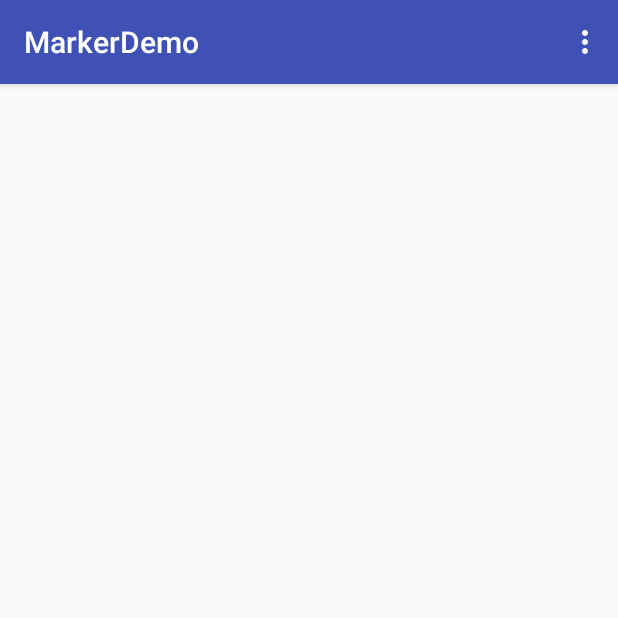
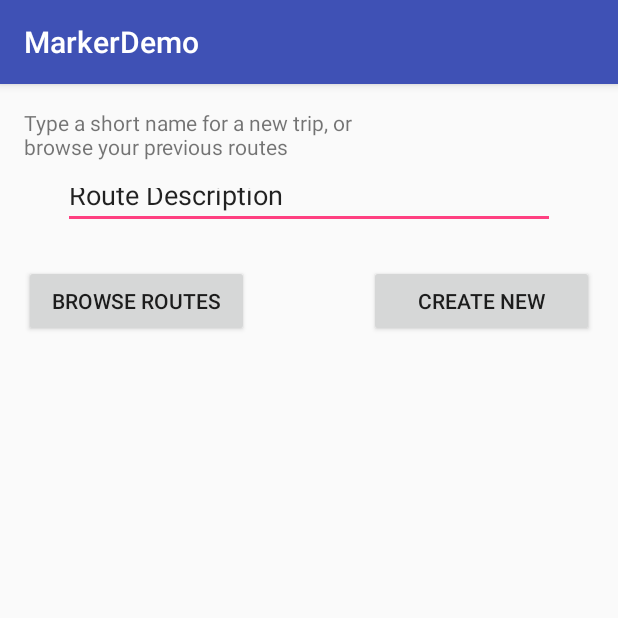
Before and after one commit to Hmihovil/MarkerDemo, an Android app: the screen it shows after launch (FrontActivity), on a phone screen of 412 x 824 dp, the top half of it. Run offline under Robolectric (Android 15) with nearby library versions, the light colour scheme and no system bars.

Commit message:
Front page added ... not knitted though. Need to include support for creating a new route between FrontActivity and MarkerDemoActivity, but it is late now

```diff
--- a/app/src/main/AndroidManifest.xml
+++ b/app/src/main/AndroidManifest.xml
@@ -1,7 +1,6 @@
 <?xml version="1.0" encoding="utf-8"?>
 <manifest xmlns:android="http://schemas.android.com/apk/res/android"
           package="com.example.tbrams.markerdemo">
-
 
     <uses-permission android:name="android.permission.READ_EXTERNAL_STORAGE"/>
     <uses-permission android:name="android.permission.WRITE_EXTERNAL_STORAGE"/>
@@ -33,8 +32,7 @@
             android:name="com.google.android.geo.API_KEY"
             android:value="@string/google_maps_key"/>
 
-        <activity
-            android:name=".NavPagerActivity">
+        <activity android:name=".NavPagerActivity">
         </activity>
         <activity
             android:name=".MarkerPreferenceActivity"
@@ -43,27 +41,19 @@
                 android:name="android.support.PARENT_ACTIVITY"
                 android:value="com.example.tbrams.markerdemo.MarkerDemoActivity"/>
         </activity>
-        <activity
-            android:name=".GlobalNavValActivity">
+        <activity android:name=".GlobalNavValActivity">
         </activity>
-        <activity
-            android:name=".DetailPagerActivity">
+        <activity android:name=".DetailPagerActivity">
         </activity>
-
-        <activity
-            android:name=".ETOActivity">
+        <activity android:name=".ETOActivity">
         </activity>
-        <activity android:name=".TimeActivity"></activity>
+        <activity android:name=".TimeActivity"/>
         <activity android:name=".TalkActivity"/>
         <activity
             android:name=".MarkerDemoActivity"
             android:label="@string/title_activity_marker_demo">
         </activity>
         <activity android:name=".MainActivity">
-            <intent-filter>
-                <action android:name="android.intent.action.MAIN"/>
-                <category android:name="android.intent.category.LAUNCHER"/>
-            </intent-filter>
         </activity>
         <activity
             android:name=".DetailActivity"
@@ -72,6 +62,13 @@
                 android:name="android.support.PARENT_ACTIVITY"
                 android:value=".MainActivity"/>
         </activity>
+        <activity android:name=".FrontActivity">
+            <intent-filter>
+                <action android:name="android.intent.action.MAIN"/>
+
+                <category android:name="android.intent.category.LAUNCHER"/>
+            </intent-filter>
+        </activity>
     </application>
 
 </manifest>
--- /dev/null
+++ b/app/src/main/java/com/example/tbrams/markerdemo/FrontActivity.java
@@ -0,0 +1,56 @@
+package com.example.tbrams.markerdemo;
+
+import android.content.Intent;
+import android.support.v7.app.AppCompatActivity;
+import android.os.Bundle;
+import android.util.Log;
+import android.view.View;
+import android.widget.Button;
+import android.widget.EditText;
+import android.widget.TextView;
+
+public class FrontActivity extends AppCompatActivity {
+
+    @Override
+    protected void onCreate(Bundle savedInstanceState) {
+        super.onCreate(savedInstanceState);
+        setContentView(R.layout.front_page);
+
+        final EditText editName = (EditText) findViewById(R.id.frontTripName);
+        final TextView txtInstr = (TextView) findViewById(R.id.frontTextInstruction);
+        final Button createBtn = (Button) findViewById(R.id.frontCreateBtn);
+        final Button browseBtn = (Button) findViewById(R.id.frontBrowseBtn);
+
+        String name = editName.getText().toString();
+
+        createBtn.setOnClickListener(new View.OnClickListener() {
+            @Override
+            public void onClick(View view) {
+                Log.d("TBR", "Create");
+
+                if (!String.valueOf(editName.getText()).matches("^[A-Za-z\\s]{1,}[\\.]{0,1}[A-Za-z\\s]{0,}$")) {
+                    editName.setError("You need to provide a proper description");
+                    return;
+                }
+
+
+                Intent intent = new Intent(getApplicationContext(), MarkerDemoActivity.class);
+//                intent.putExtra(TRIP_KEY, trip.getTripId());
+//                intent.putExtra(WP_KEY, "");
+//                Log.d("TBR","Passing Trip# "+trip.getTripId()+" and WP #0");
+                startActivity(intent);
+
+            }
+        });
+
+        browseBtn.setOnClickListener(new View.OnClickListener() {
+            @Override
+            public void onClick(View view) {
+                Log.d("TBR", "Browse existing trips...");
+                Intent intent = new Intent(getApplicationContext(), MainActivity.class);
+                startActivity(intent);
+            }
+        });
+
+    }
+}
--- /dev/null
+++ b/app/src/main/res/layout/front_page.xml
@@ -0,0 +1,57 @@
+<?xml version="1.0" encoding="utf-8"?>
+<android.support.constraint.ConstraintLayout
+    xmlns:app="http://schemas.android.com/apk/res-auto"
+    xmlns:tools="http://schemas.android.com/tools"
+    android:layout_width="match_parent"
+    android:layout_height="match_parent"
+    xmlns:android="http://schemas.android.com/apk/res/android">
+
+
+
+    <TextView
+        android:text="@string/type_a_short_name_for_a_new_trip_or_nbrowse_your_previous_routes"
+        android:layout_width="0dp"
+        android:layout_height="wrap_content"
+        android:id="@+id/frontTextInstruction"
+        android:layout_marginStart="16dp"
+        app:layout_constraintLeft_toLeftOf="parent"
+        android:layout_marginTop="16dp"
+        app:layout_constraintTop_toTopOf="parent"/>
+
+    <EditText
+        android:layout_width="328dp"
+        android:layout_height="37dp"
+        android:inputType="textPersonName"
+        android:text="Route Description"
+        android:ems="10"
+        android:id="@+id/frontTripName"
+        android:layout_marginEnd="16dp"
+        app:layout_constraintRight_toRightOf="parent"
+        android:layout_marginStart="16dp"
+        app:layout_constraintLeft_toLeftOf="parent"
+        android:layout_marginTop="8dp"
+        app:layout_constraintTop_toBottomOf="@+id/frontTextInstruction"/>
+
+    <Button
+        android:text="Create New"
+        android:layout_width="wrap_content"
+        android:layout_height="wrap_content"
+        android:id="@+id/frontCreateBtn"
+        android:layout_marginEnd="16dp"
+        app:layout_constraintRight_toRightOf="parent"
+        android:layout_marginTop="24dp"
+        app:layout_constraintTop_toBottomOf="@+id/frontTripName"
+        android:width="150dp"/>
+
+    <Button
+        android:text="Browse Routes"
+        android:layout_width="wrap_content"
+        android:layout_height="wrap_content"
+        android:id="@+id/frontBrowseBtn"
+        android:layout_marginStart="16dp"
+        app:layout_constraintLeft_toLeftOf="parent"
+        android:layout_marginTop="24dp"
+        app:layout_constraintTop_toBottomOf="@+id/frontTripName"
+        android:width="150dp"/>
+
+</android.support.constraint.ConstraintLayout>
--- /dev/null
+++ b/app/src/main/res/values-w820dp/dimens.xml
@@ -0,0 +1,6 @@
+<resources>
+    <!-- Example customization of dimensions originally defined in res/values/dimens.xml
+         (such as screen margins) for screens with more than 820dp of available width. This
+         would include 7" and 10" devices in landscape (~960dp and ~1280dp respectively). -->
+    <dimen name="activity_horizontal_margin">64dp</dimen>
+</resources>
--- /dev/null
+++ b/app/src/main/res/values/dimens.xml
@@ -0,0 +1,5 @@
+<resources>
+    <!-- Default screen margins, per the Android Design guidelines. -->
+    <dimen name="activity_horizontal_margin">16dp</dimen>
+    <dimen name="activity_vertical_margin">16dp</dimen>
+</resources>
--- a/app/src/main/res/values/strings.xml
+++ b/app/src/main/res/values/strings.xml
@@ -26,4 +26,5 @@
     <string name="db_mode">Maintenance</string>
     <string name="trip_mode">Trip selection</string>
     <string name="label_mode">"Mode: "</string>
+    <string name="type_a_short_name_for_a_new_trip_or_nbrowse_your_previous_routes">Type a short name for a new trip, or\nbrowse your previous routes</string>
 </resources>
```
